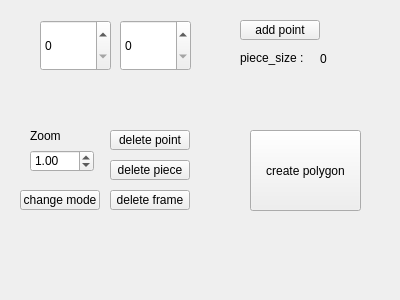
Qt form ManPowerProb/manpowergui.ui (tnct-spc/procon2017-comp) before a commit.
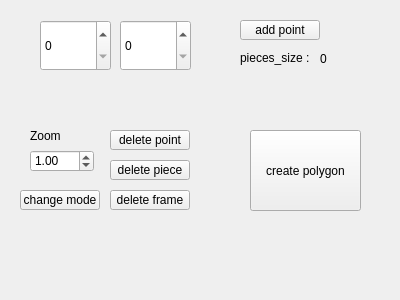
The same form after that commit.

Commit message: [update]細かい変更

Patch:
```diff
--- a/ManPowerProb/manpowergui.ui
+++ b/ManPowerProb/manpowergui.ui
@@ -178,7 +178,7 @@
     </rect>
    </property>
    <property name="text">
-    <string>piece_size : </string>
+    <string>pieces_size : </string>
    </property>
   </widget>
  </widget>
```
